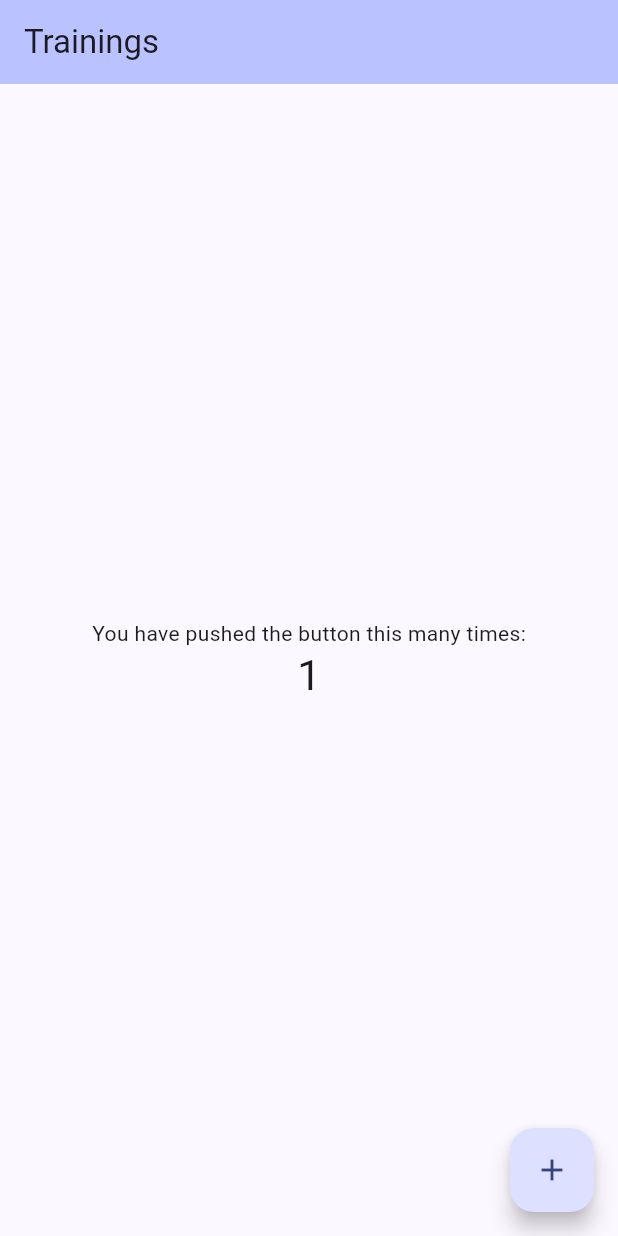
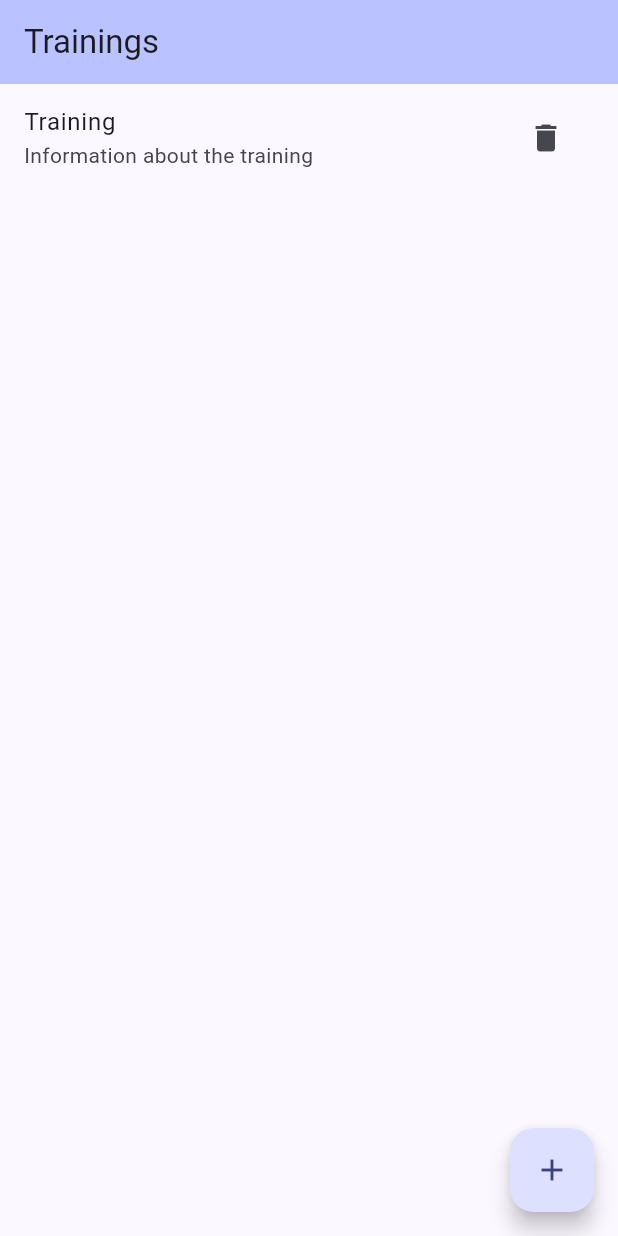
Before and after one commit to antonio-fasolato/run_alarm, a Flutter app: the screen it shows after launch, after a tap on the "add" icon, on a phone screen of 412 x 824 dp. Run offline on Flutter 3.47's test engine with Material 3 defaults, Android fonts, the phone set to English and light mode, and no system bars; generated files the repository leaves out were written again.

Commit message:
Added trainings tile

```diff
--- /dev/null
+++ b/devtools_options.yaml
@@ -0,0 +1 @@
+extensions:
--- /dev/null
+++ b/lib/dao/training_dao.dart
@@ -0,0 +1,11 @@
+class TrainingDao {
+  String id;
+  String title;
+  String subtitle;
+
+  TrainingDao({
+    required this.id,
+    required this.title,
+    required this.subtitle,
+  });
+}
--- a/lib/l10n/app_en.arb
+++ b/lib/l10n/app_en.arb
@@ -1,6 +1,7 @@
 {
-  "trainings": "Trainings",
-  "@helloWorld": {
-    "description": "The conventional newborn programmer greeting"
-  }
+  "homeAdd": "New training",
+  "homeNoElements": "No trainings yet. Add one with the button below.",
+  "homeTitle": "Trainings",
+  "trainingTileSubtitle": "Information about the training",
+  "trainingTileTitle": "Training"
 }
--- a/lib/l10n/app_it.arb
+++ b/lib/l10n/app_it.arb
@@ -1,3 +1,7 @@
 {
-  "trainings": "Allenamenti"
+  "homeAdd": "Nuovo allenamento",
+  "homeNoElements": "Ancora nessun allenamento. Aggiungine uno con il pulsante in basso",
+  "homeTitle": "Allenamenti",
+  "trainingTileSubtitle": "Informazioni sull'allenamento",
+  "trainingTileTitle": "Allenamento"
 }
--- a/lib/main.dart
+++ b/lib/main.dart
@@ -1,8 +1,20 @@
 import 'package:flutter/material.dart';
 import 'package:flutter_gen/gen_l10n/app_localizations.dart';
+import 'package:provider/provider.dart';
+import 'package:run_alarm/dao/training_dao.dart';
+import 'package:run_alarm/state/app_state.dart';
+import 'package:run_alarm/training_tile.dart';
+import 'package:uuid/uuid.dart';
 
 void main() {
-  runApp(const RunAlarmApp());
+  runApp(
+    MultiProvider(
+      providers: [
+        ChangeNotifierProvider(create: (_) => AppState()),
+      ],
+      child: const RunAlarmApp(),
+    ),
+  );
 }
 
 class RunAlarmApp extends StatelessWidget {
@@ -32,38 +44,36 @@
 }
 
 class _TrainingListState extends State<TrainingList> {
-  int _counter = 0;
-
-  void _incrementCounter() {
-    setState(() {
-      _counter++;
-    });
-  }
-
   @override
   Widget build(BuildContext context) {
+    var i18n = AppLocalizations.of(context);
+    if (i18n == null) {
+      throw Exception("No localization");
+    }
+
     return Scaffold(
       appBar: AppBar(
         backgroundColor: Theme.of(context).colorScheme.inversePrimary,
-        title: Text(AppLocalizations.of(context)!.trainings),
+        title: Text(i18n.homeTitle),
       ),
       body: Center(
-        child: Column(
-          mainAxisAlignment: MainAxisAlignment.center,
-          children: <Widget>[
-            const Text(
-              'You have pushed the button this many times:',
-            ),
-            Text(
-              '$_counter',
-              style: Theme.of(context).textTheme.headlineMedium,
-            ),
-          ],
+        child: ListView(
+          children: context
+              .watch<AppState>()
+              .trainings
+              .map((e) => TrainingTile(training: e))
+              .toList(),
         ),
       ),
       floatingActionButton: FloatingActionButton(
-        onPressed: _incrementCounter,
-        tooltip: 'Increment',
+        onPressed: () {
+          context.read<AppState>().addTraining(TrainingDao(
+                id: const Uuid().v4(),
+                title: "title",
+                subtitle: "subtitle",
+              ));
+        },
+        tooltip: i18n.homeAdd,
         child: const Icon(Icons.add),
       ), // This trailing comma makes auto-formatting nicer for build methods.
     );
--- /dev/null
+++ b/lib/state/app_state.dart
@@ -0,0 +1,26 @@
+import 'package:flutter/foundation.dart';
+import 'package:flutter/rendering.dart';
+import 'package:run_alarm/dao/training_dao.dart';
+
+class AppState with ChangeNotifier, DiagnosticableTreeMixin  {
+  List<TrainingDao> _trainings = [];
+
+  List<TrainingDao> get trainings => _trainings;
+
+  addTraining(TrainingDao training) {
+    _trainings.add(training);
+    notifyListeners();
+  }
+
+  removeTraining(String id) {
+    _trainings.removeWhere((element) => element.id == id);
+    notifyListeners();
+  }
+
+  /// Makes `Counter` readable inside the devtools by listing all of its properties
+  @override
+  void debugFillProperties(DiagnosticPropertiesBuilder properties) {
+    super.debugFillProperties(properties);
+    properties.add(StringProperty('trainings', _trainings.toString()));
+  }
+}
--- /dev/null
+++ b/lib/training_tile.dart
@@ -0,0 +1,33 @@
+import 'package:flutter/material.dart';
+import 'package:flutter_gen/gen_l10n/app_localizations.dart';
+import 'package:provider/provider.dart';
+import 'package:run_alarm/dao/training_dao.dart';
+import 'package:run_alarm/state/app_state.dart';
+
+class TrainingTile extends StatelessWidget {
+  final TrainingDao _training;
+
+  const TrainingTile({
+    super.key,
+    required TrainingDao training,
+  }) : _training = training;
+
+  @override
+  Widget build(BuildContext context) {
+    var i18n = AppLocalizations.of(context);
+    if (i18n == null) {
+      throw Exception("No localization");
+    }
+
+    return ListTile(
+      title: Text(i18n.trainingTileTitle),
+      subtitle: Text(i18n.trainingTileSubtitle),
+      trailing: IconButton(
+        icon: const Icon(Icons.delete),
+        onPressed: () {
+          context.read<AppState>().removeTraining(_training.id);
+        },
+      ),
+    );
+  }
+}
--- a/pubspec.yaml
+++ b/pubspec.yaml
@@ -34,6 +34,8 @@ dependencies:
     sdk: flutter
   cupertino_icons: ^1.0.6
   intl: ^0.18.1
+  uuid: ^4.3.2
+  provider: ^6.1.2
 
 
 
```
Also changed, not shown: pubspec.lock.
